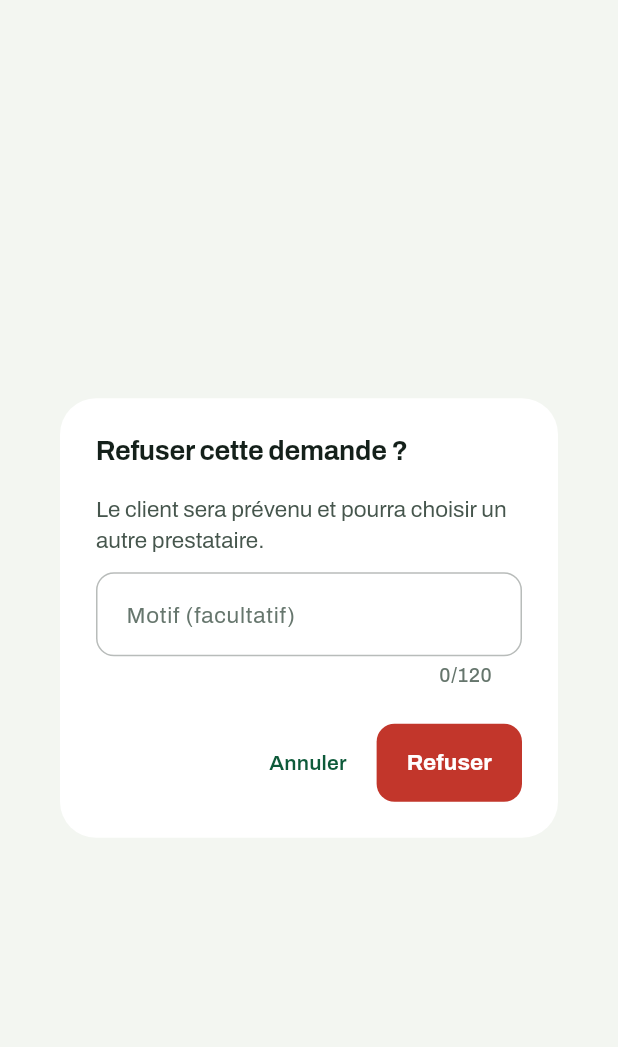
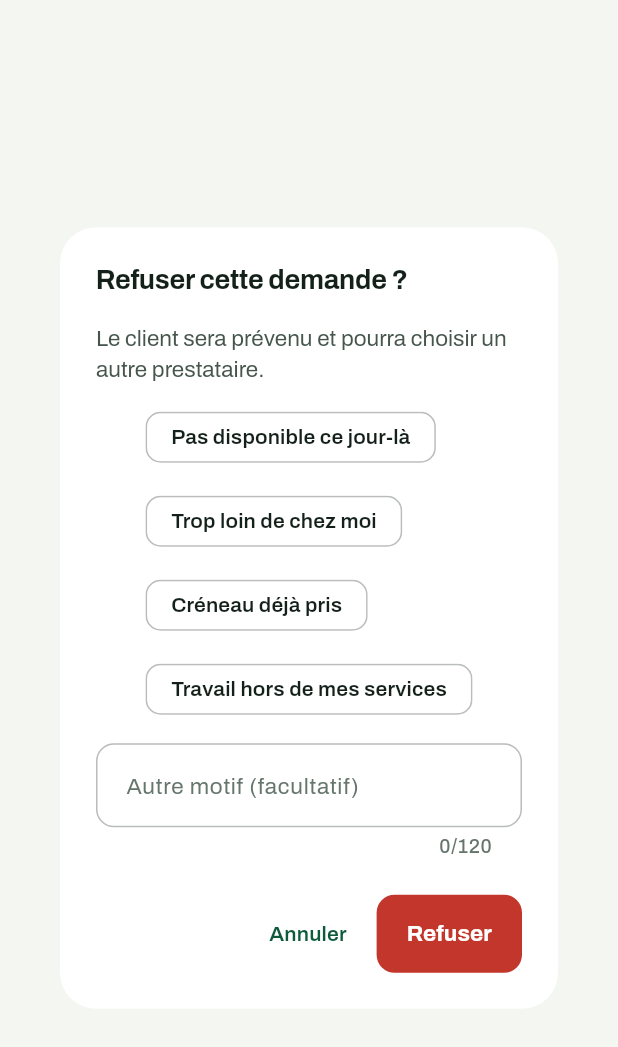
Before and after one commit to mopoleonel/Wanda, a Flutter app: the _DialogueRefus widget shown alone on an empty page, opened directly, on a phone screen of 412 x 824 dp. Shown: the top 1047 px of the screen. Run offline on Flutter 3.47's test engine with Material 3 defaults, Android fonts, the phone set to English and light mode, and no system bars; our stand-ins replace connectivity_plus, firebase_core, firebase_messaging, fl_chart, flutter_dotenv, flutter_riverpod and 6 more; missing offline and left inert: google_mlkit_face_detection, google_mlkit_text_recognition; accounts and stored records are empty; network calls fail.

Commit message:
Refus et reprise plus simples ; détail de mission lisible d'un coup
- Reprise : le prestataire qui a refusé n'est plus proposé ; jour et
  créneau d'origine conservés
- Refus : motifs fréquents en un toucher
- Détail de mission : boutons épinglés en bas, photos en vignettes
- Carte de suivi : mène droit à l'action (noter, autre prestataire)
- Séparateur « · » collé au mot précédent (pas de point orphelin)

Co-Authored-By: Claude Opus 5.5 <noreply@anthropic.com>

```diff
--- a/lib/core/widgets/bordereau.dart
+++ b/lib/core/widgets/bordereau.dart
@@ -137,6 +137,10 @@ class _StampFace extends StatelessWidget {
     );
   }
 }
+
+/// Séparateur « · » des lignes de détail : collé au mot qui précède, pour
+/// qu'un retour à la ligne ne laisse jamais un point orphelin en tête.
+const sepDetail = ' · ';
 
 /// « N° 004213 » : identifiant lisible d'une fiche, dérivé de son id
 /// (numérique ou uuid) pour que le citoyen puisse la citer au téléphone.
--- a/lib/features/dashboard_particulier/dashboard_particulier_page.dart
+++ b/lib/features/dashboard_particulier/dashboard_particulier_page.dart
@@ -1686,7 +1686,7 @@ class _MissionFiche extends StatelessWidget {
                             if (quand.isNotEmpty) 'Prévu $quand',
                             if (item.minutesEstimees != null)
                               '≈ ${duree(item.minutesEstimees!)}',
-                          ].whereType<String>().join(' · '),
+                          ].whereType<String>().join(sepDetail),
                           style: AppText.caption),
                     ],
                   ),
@@ -2328,6 +2328,14 @@ class _DialogueRefus extends StatefulWidget {
 class _DialogueRefusState extends State<_DialogueRefus> {
   final _motif = TextEditingController();
 
+  /// Motifs fréquents : un toucher suffit, sans clavier.
+  static const _motifsRapides = [
+    'Pas disponible ce jour-là',
+    'Trop loin de chez moi',
+    'Créneau déjà pris',
+    'Travail hors de mes services',
+  ];
+
   @override
   void dispose() {
     _motif.dispose();
@@ -2343,13 +2351,22 @@ class _DialogueRefusState extends State<_DialogueRefus> {
           const Text(
               'Le client sera prévenu et pourra choisir un autre prestataire.'),
           const SizedBox(height: AppSpace.md),
+          Wrap(spacing: AppSpace.sm, runSpacing: AppSpace.sm, children: [
+            for (final m in _motifsRapides)
+              ChoiceChip(
+                label: Text(m),
+                selected: _motif.text == m,
+                onSelected: (_) => setState(() => _motif.text = m),
+              ),
+          ]),
+          const SizedBox(height: AppSpace.md),
           TextField(
             controller: _motif,
+            onChanged: (_) => setState(() {}),
             maxLength: 120,
             textCapitalization: TextCapitalization.sentences,
-            decoration: const InputDecoration(
-                labelText: 'Motif (facultatif)',
-                hintText: 'Ex. : pas disponible ce jour-là'),
+            decoration:
+                const InputDecoration(labelText: 'Autre motif (facultatif)'),
           ),
         ]),
       ),
```
Also changed, not shown: lib/features/dashboard_particulier/mission_detail.dart (+34 -7 lines), lib/features/demande/demande_page.dart (+23 -3 lines), lib/features/services/service_page.dart (+14 -3 lines), 3 other files.
